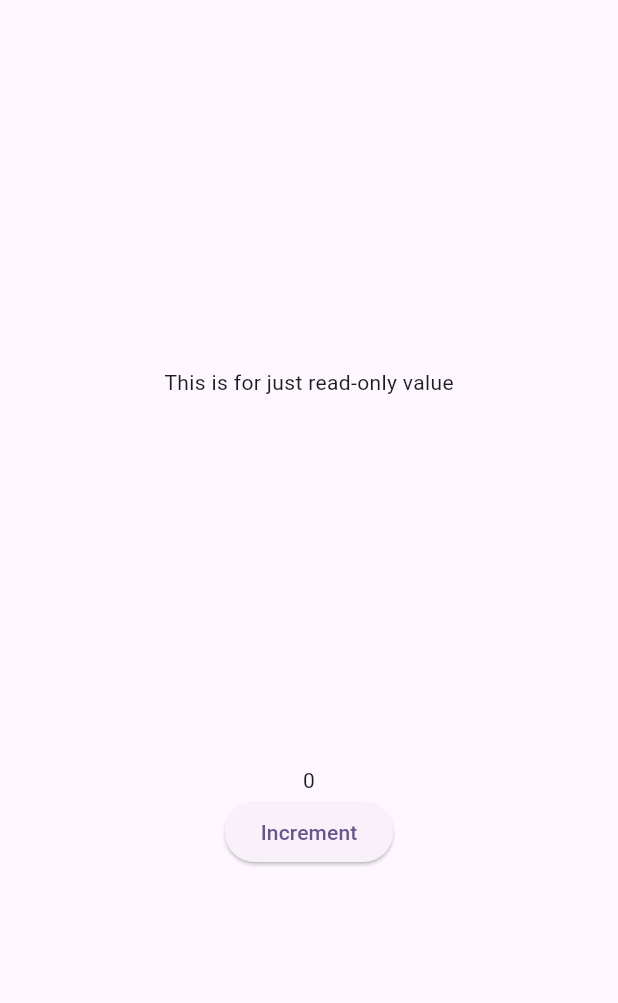
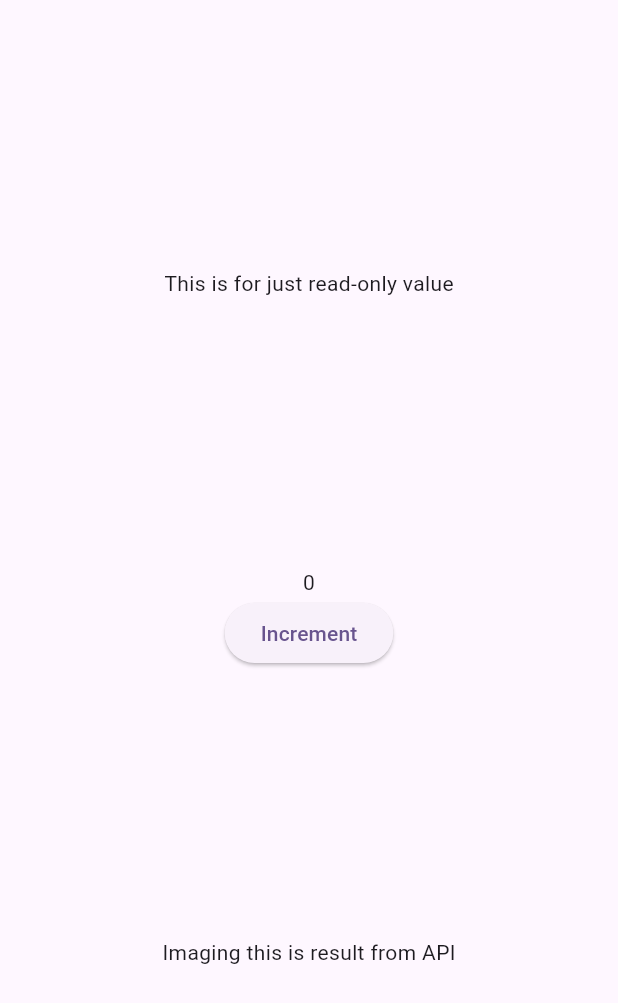
Before and after one commit to habeeb321/Learn-Riverpod, a Flutter app: the screen it shows after launch, on a phone screen of 412 x 824 dp. Shown: the top 1003 px of the screen. Run offline on Flutter 3.47's test engine with Material 3 defaults, Android fonts, the phone set to English and light mode, and no system bars; our stand-ins replace flutter_riverpod.

```diff
--- a/lib/controller.dart
+++ b/lib/controller.dart
@@ -8,3 +8,8 @@ final readOnly = Provider<String>((ref) {
 final basicMutableState = StateProvider<int>((ref) {
   return 0;
 });
+
+final asyncDataState = FutureProvider<String>((ref) async {
+  await Future.delayed(Duration(seconds: 2));
+  return 'Imaging this is result from API';
+});
--- a/lib/home_screen.dart
+++ b/lib/home_screen.dart
@@ -10,6 +10,7 @@ class HomeScreen extends ConsumerWidget {
     final providerData = ref.watch(readOnly);
     final stateProvider = ref.watch(basicMutableState);
     final stateProviderController = ref.read(basicMutableState.notifier);
+    final futureProvider = ref.watch(asyncDataState);
     return Scaffold(
       body: SafeArea(
         child: Center(
@@ -26,6 +27,11 @@ class HomeScreen extends ConsumerWidget {
                   ),
                 ],
               ),
+              futureProvider.when(
+                data: (data) => Text(data),
+                error: (error, stackTrace) => Text('Error: $error'),
+                loading: () => CircularProgressIndicator(),
+              ),
             ],
           ),
         ),
```
